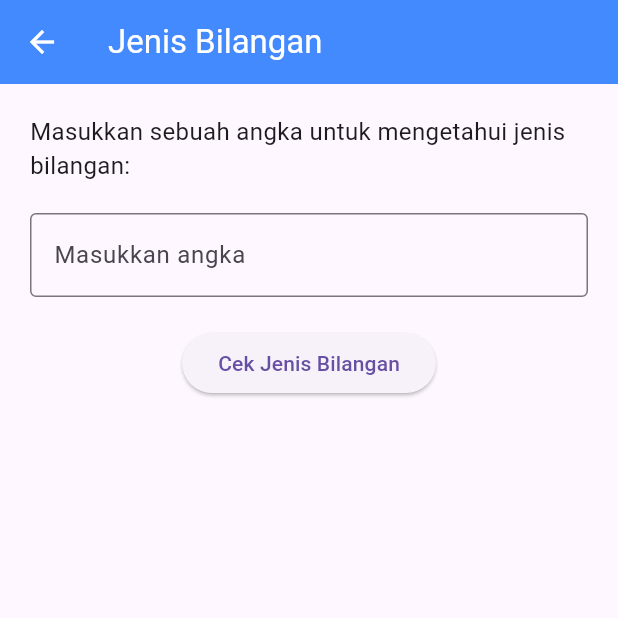
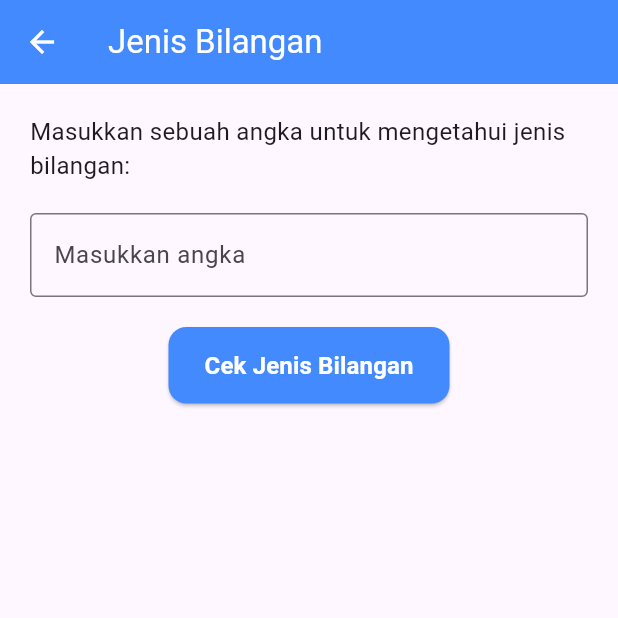
Before and after one commit to demoon19/TPM_Tugas3, a Flutter app: the checkNumberType screen opened directly, on a phone screen of 412 x 824 dp, the top half of it. Run offline on Flutter 3.47's test engine with Material 3 defaults, Android fonts, the phone set to English and light mode, and no system bars; our stand-ins replace geolocator, shared_preferences; accounts and stored records are empty.

Commit message:
fix button

```diff
--- a/lib/pages/bilangan.dart
+++ b/lib/pages/bilangan.dart
@@ -34,27 +34,22 @@ class _checkNumberTypeState extends State<checkNumberType> {
       if (number is int || number == number.roundToDouble()) {
         int n = number.toInt();
 
-        // Cek bilangan prima
         if (n > 1 && _isPrime(n)) {
           resultTypes.add('Bilangan Prima');
         }
 
-        // Cek bilangan cacah (>= 0 dan bulat)
         if (n >= 0) {
           resultTypes.add('Bilangan Cacah');
         }
 
-        // Cek bilangan bulat positif atau negatif
         if (n > 0) {
           resultTypes.add('Bilangan Bulat Positif');
         } else if (n < 0) {
           resultTypes.add('Bilangan Bulat Negatif');
         }
 
-        // Tambahkan jika hanya bilangan bulat
         resultTypes.add('Bilangan Bulat');
       } else {
-        // Jika desimal
         resultTypes.add('Bilangan Desimal');
       }
 
@@ -117,23 +112,35 @@ class _checkNumberTypeState extends State<checkNumberType> {
             const SizedBox(height: 20),
             ElevatedButton(
               onPressed: _checkNumber,
-              child: const Text('Cek Jenis Bilangan'),
+              style: ElevatedButton.styleFrom(
+                backgroundColor: Colors.blueAccent,
+                padding: const EdgeInsets.symmetric(vertical: 14.0, horizontal: 24.0),
+                shape: RoundedRectangleBorder(
+                  borderRadius: BorderRadius.circular(12.0),
+                ),
+              ),
+              child: const Text(
+                'Cek Jenis Bilangan',
+                style: TextStyle(
+                  color: Colors.white,
+                  fontSize: 16,
+                  fontWeight: FontWeight.bold,
+                ),
+              ),
             ),
             const SizedBox(height: 20),
             if (_result.isNotEmpty)
               Card(
-                color: Colors.lightBlue.shade50,
+                color: Colors.blueAccent.shade100,
                 elevation: 2,
                 shape: RoundedRectangleBorder(
-                    borderRadius: BorderRadius.circular(12)),
+                  borderRadius: BorderRadius.circular(12),
+                ),
                 child: Padding(
                   padding: const EdgeInsets.all(16.0),
                   child: Text(
                     _result,
-                    style: const TextStyle(
-                      fontSize: 16,
-                      color: Colors.black87,
-                    ),
+                    style: const TextStyle(fontSize: 16, color: Colors.black87),
                     textAlign: TextAlign.center,
                   ),
                 ),
```
